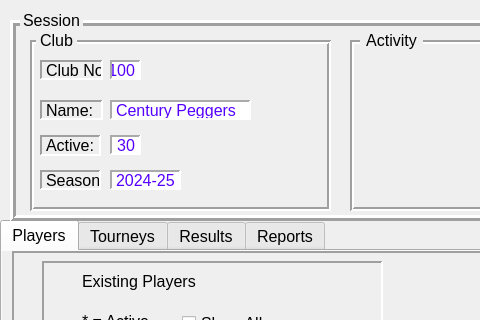
mwycombe/CribbageQt, file UI/CribbageQt.ui: the form before one commit; both pictures show x 0 to 480 and y 0 to 320 of the 1156 by 915 pixel window.
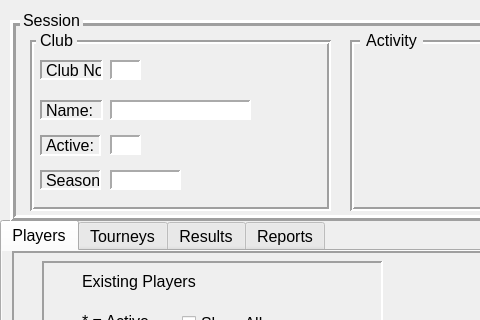
The form after the commit.

```diff
--- a/UI/CribbageQt.ui
+++ b/UI/CribbageQt.ui
@@ -170,7 +170,7 @@
        <number>2</number>
       </property>
       <property name="text">
-       <string>100</string>
+       <string/>
       </property>
       <property name="alignment">
        <set>Qt::AlignmentFlag::AlignRight|Qt::AlignmentFlag::AlignTrailing|Qt::AlignmentFlag::AlignVCenter</set>
@@ -199,7 +199,7 @@
        <number>2</number>
       </property>
       <property name="text">
-       <string>Century Peggers</string>
+       <string/>
       </property>
      </widget>
      <widget class="QLabel" name="hdrActivePlayerCount">
@@ -225,7 +225,7 @@
        <number>2</number>
       </property>
       <property name="text">
-       <string>30</string>
+       <string/>
       </property>
       <property name="alignment">
        <set>Qt::AlignmentFlag::AlignRight|Qt::AlignmentFlag::AlignTrailing|Qt::AlignmentFlag::AlignVCenter</set>
@@ -254,7 +254,7 @@
        <number>2</number>
       </property>
       <property name="text">
-       <string>2024-25</string>
+       <string/>
       </property>
      </widget>
     </widget>
```
Left out of the diff: 4 changed lines with no effect on the pictures.
